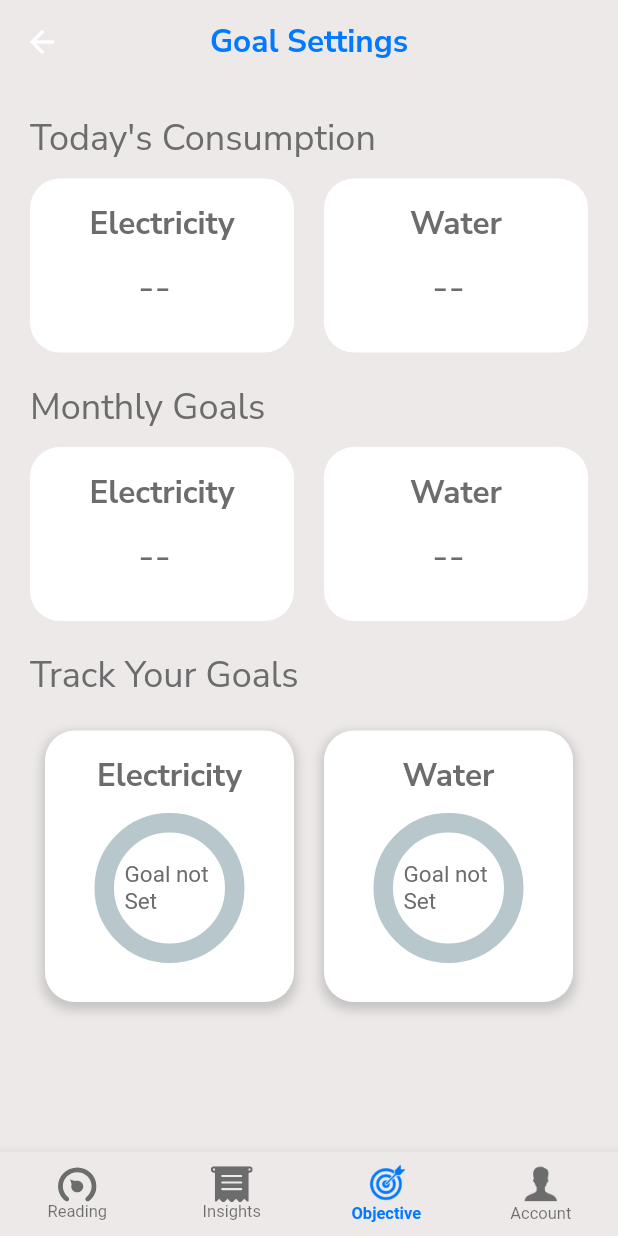
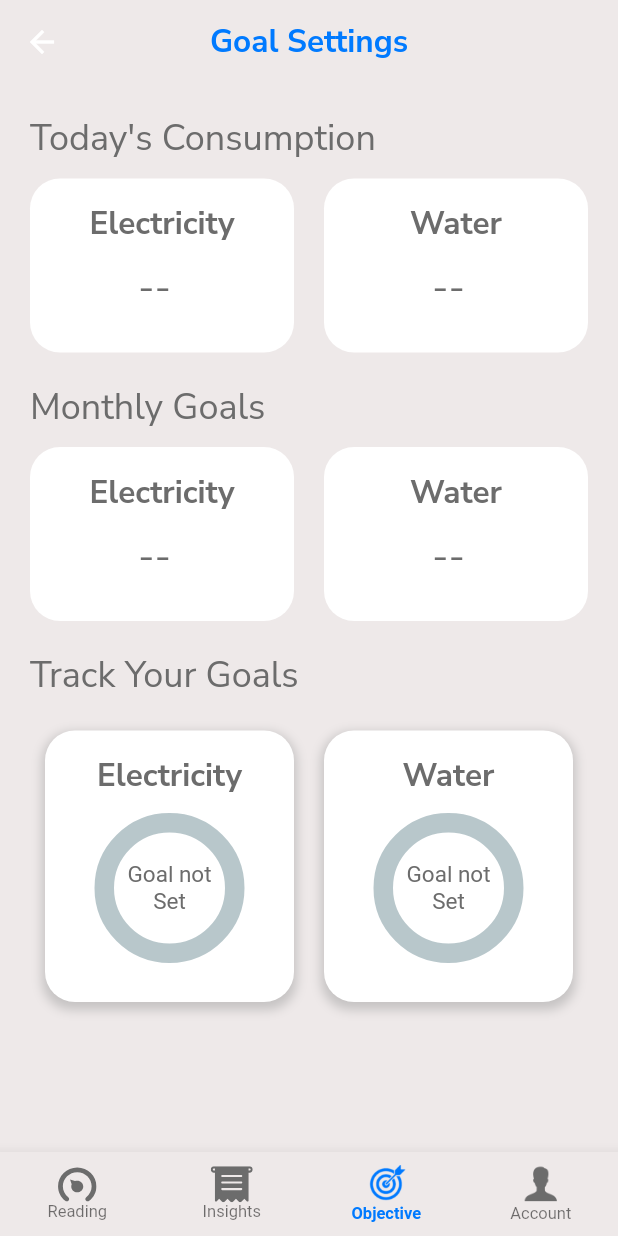
Before and after one commit to Ashutosh-777/Utility-Watch, a Flutter app: the HomePage screen opened directly, item 3 of the bottom bar chosen, on a phone screen of 412 x 824 dp. Run offline on Flutter 3.47's test engine with Material 2 defaults, Android fonts, the phone set to English and light mode, and no system bars; drawn by our look-alikes of percent_indicator; our stand-ins replace fl_chart, flutter_svg, google_fonts.

Commit message:
modified the circular_percentage_container

```diff
--- a/lib/widgets/circular_progress_container.dart
+++ b/lib/widgets/circular_progress_container.dart
@@ -35,7 +35,7 @@ class _MyPercentageContainerState extends State<MyPercentageContainer> {
           context: context,
           builder: (context) {
             return AlertDialog(
-              title: Text('Enter heading Consumption'),
+              title: Text('Enter Consumption'),
               content: Form(
                 key: _formKey,
                 child: TextFormField(
@@ -103,14 +103,27 @@ class _MyPercentageContainerState extends State<MyPercentageContainer> {
                 radius: 50.0,
                 lineWidth: 13.0,
                 animation: true,
-                percent:  widget.percentage!='Goal not Set'? double.parse(widget.percentage) / 100: 0.0,
+                percent: widget.percentage != 'Goal not Set'
+                    ? double.parse(widget.percentage) / 100
+                    : 0.0,
                 center: SizedBox(
                   width: 60,
                   child: Center(
-                    child: Text(widget.percentage != 'Goal not Set' ?
-                      widget.percentage + '%' : widget.percentage,
-                      style: TextStyle(fontWeight:widget.percentage != 'Goal not Set' ?FontWeight.bold:FontWeight.normal,fontSize:
-                          widget.percentage == 'Goal not Set' ? 15.0 : 20.0, color:widget.percentage == 'Goal not Set'? MyColors.greyColor:Colors.black),
+                    child: Text(
+                      textAlign: TextAlign.center,
+                      widget.percentage != 'Goal not Set'
+                          ? widget.percentage + '%'
+                          : widget.percentage,
+                      style: TextStyle(
+                        fontWeight: widget.percentage != 'Goal not Set'
+                            ? FontWeight.bold
+                            : FontWeight.normal,
+                        fontSize:
+                            widget.percentage == 'Goal not Set' ? 15.0 : 20.0,
+                        color: widget.percentage == 'Goal not Set'
+                            ? MyColors.greyColor
+                            : Colors.black,
+                      ),
                     ),
                   ),
                 ),
```
